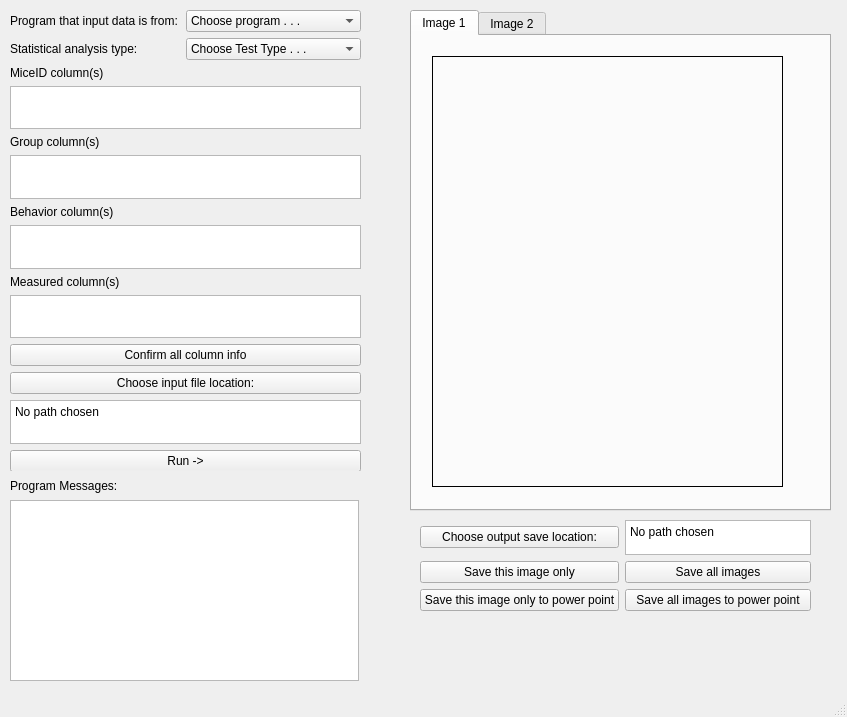
First picture: the form in mainwindow.ui, repository ZelikowskyLab/autograph_behavior, before the edit.
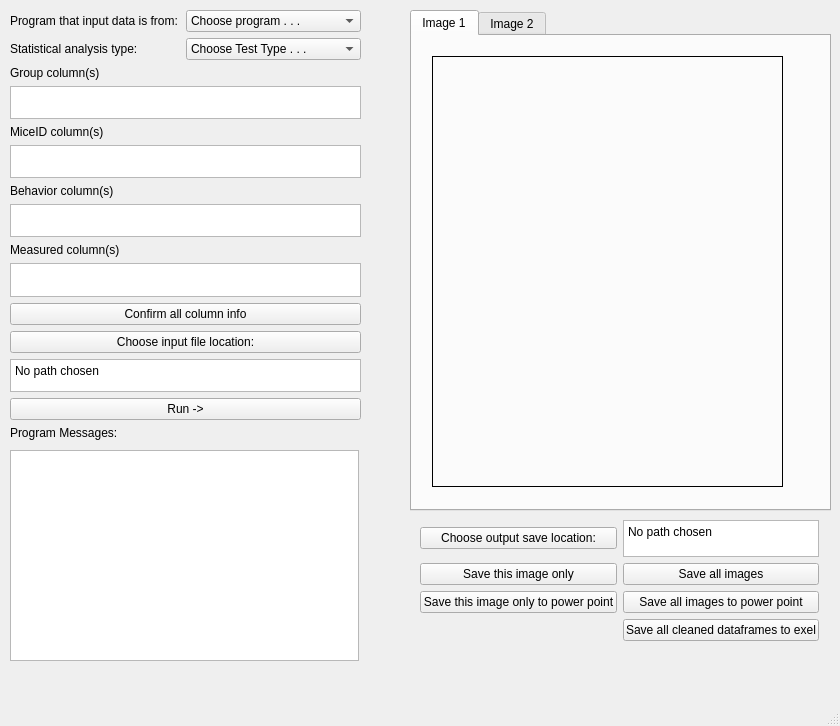
Second picture: the form after the edit.

Commit message: can unstack data and save unstacked dataframes

The edit to the form file:
```diff
--- a/mainwindow.ui
+++ b/mainwindow.ui
@@ -6,8 +6,8 @@
    <rect>
     <x>0</x>
     <y>0</y>
-    <width>847</width>
-    <height>717</height>
+    <width>840</width>
+    <height>726</height>
    </rect>
   </property>
   <property name="windowTitle">
@@ -20,7 +20,7 @@
       <x>10</x>
       <y>10</y>
       <width>351</width>
-      <height>461</height>
+      <height>431</height>
      </rect>
     </property>
     <layout class="QGridLayout" name="input_params">
@@ -36,8 +36,12 @@
      <property name="horizontalSpacing">
       <number>5</number>
      </property>
-     <item row="7" column="0">
-      <widget class="QPlainTextEdit" name="beh_cols_input"/>
+     <item row="18" column="0">
+      <widget class="QLabel" name="prog_msgs_label">
+       <property name="text">
+        <string>Program Messages:</string>
+       </property>
+      </widget>
      </item>
      <item row="0" column="0">
       <layout class="QHBoxLayout" name="horizontalLayout_2">
@@ -69,54 +73,71 @@
        </item>
       </layout>
      </item>
-     <item row="6" column="0">
+     <item row="3" column="0">
+      <widget class="QLabel" name="grp_cols_label">
+       <property name="text">
+        <string>Group column(s)</string>
+       </property>
+      </widget>
+     </item>
+     <item row="4" column="0">
+      <widget class="QPlainTextEdit" name="grp_cols_input"/>
+     </item>
+     <item row="7" column="0">
       <widget class="QLabel" name="beh_cols_label">
        <property name="text">
         <string>Behavior column(s)</string>
        </property>
       </widget>
      </item>
-     <item row="11" column="0">
-      <widget class="QPlainTextEdit" name="measured_cols_input"/>
-     </item>
-     <item row="2" column="0">
-      <widget class="QLabel" name="mice_cols_label">
-       <property name="text">
-        <string>MiceID column(s)</string>
+     <item row="16" column="0">
+      <widget class="QTextBrowser" name="in_location_text">
+       <property name="html">
+        <string>&lt;!DOCTYPE HTML PUBLIC &quot;-//W3C//DTD HTML 4.0//EN&quot; &quot;http://www.w3.org/TR/REC-html40/strict.dtd&quot;&gt;
+&lt;html&gt;&lt;head&gt;&lt;meta name=&quot;qrichtext&quot; content=&quot;1&quot; /&gt;&lt;meta charset=&quot;utf-8&quot; /&gt;&lt;style type=&quot;text/css&quot;&gt;
+p, li { white-space: pre-wrap; }
+hr { height: 1px; border-width: 0; }
+li.unchecked::marker { content: &quot;\2610&quot;; }
+li.checked::marker { content: &quot;\2612&quot;; }
+&lt;/style&gt;&lt;/head&gt;&lt;body style=&quot; font-family:'Segoe UI'; font-size:9pt; font-weight:400; font-style:normal;&quot;&gt;
+&lt;p style=&quot; margin-top:0px; margin-bottom:0px; margin-left:0px; margin-right:0px; -qt-block-indent:0; text-indent:0px;&quot;&gt;No path chosen&lt;/p&gt;&lt;/body&gt;&lt;/html&gt;</string>
        </property>
       </widget>
      </item>
-     <item row="3" column="0">
-      <widget class="QPlainTextEdit" name="mice_cols_input"/>
-     </item>
      <item row="14" column="0">
+      <widget class="QPushButton" name="confirm_col_info_button">
+       <property name="text">
+        <string>Confirm all column info</string>
+       </property>
+      </widget>
+     </item>
+     <item row="8" column="0">
+      <widget class="QPlainTextEdit" name="beh_cols_input"/>
+     </item>
+     <item row="12" column="0">
+      <widget class="QPlainTextEdit" name="measured_cols_input"/>
+     </item>
+     <item row="15" column="0">
       <widget class="QPushButton" name="in_location_button">
        <property name="text">
         <string>Choose input file location:</string>
        </property>
       </widget>
      </item>
-     <item row="16" column="0">
-      <widget class="QPushButton" name="run_button">
-       <property name="text">
-        <string>Run -&gt;</string>
-       </property>
-      </widget>
-     </item>
-     <item row="4" column="0">
-      <widget class="QLabel" name="grp_cols_label">
-       <property name="text">
-        <string>Group column(s)</string>
-       </property>
-      </widget>
-     </item>
-     <item row="9" column="0">
+     <item row="10" column="0">
       <widget class="QLabel" name="measured_cols_label">
        <property name="text">
         <string>Measured column(s)</string>
        </property>
       </widget>
      </item>
+     <item row="17" column="0">
+      <widget class="QPushButton" name="run_button">
+       <property name="text">
+        <string>Run -&gt;</string>
+       </property>
+      </widget>
+     </item>
      <item row="1" column="0">
       <layout class="QHBoxLayout" name="horizontalLayout">
        <item>
@@ -158,28 +179,14 @@
       </layout>
      </item>
      <item row="5" column="0">
-      <widget class="QPlainTextEdit" name="grp_cols_input"/>
-     </item>
-     <item row="13" column="0">
-      <widget class="QPushButton" name="confirm_col_info_button">
+      <widget class="QLabel" name="mice_cols_label">
        <property name="text">
-        <string>Confirm all column info</string>
+        <string>MiceID column(s)</string>
        </property>
       </widget>
      </item>
-     <item row="15" column="0">
-      <widget class="QTextBrowser" name="in_location_text">
-       <property name="html">
-        <string>&lt;!DOCTYPE HTML PUBLIC &quot;-//W3C//DTD HTML 4.0//EN&quot; &quot;http://www.w3.org/TR/REC-html40/strict.dtd&quot;&gt;
-&lt;html&gt;&lt;head&gt;&lt;meta name=&quot;qrichtext&quot; content=&quot;1&quot; /&gt;&lt;meta charset=&quot;utf-8&quot; /&gt;&lt;style type=&quot;text/css&quot;&gt;
-p, li { white-space: pre-wrap; }
-hr { height: 1px; border-width: 0; }
-li.unchecked::marker { content: &quot;\2610&quot;; }
-li.checked::marker { content: &quot;\2612&quot;; }
-&lt;/style&gt;&lt;/head&gt;&lt;body style=&quot; font-family:'Segoe UI'; font-size:9pt; font-weight:400; font-style:normal;&quot;&gt;
-&lt;p style=&quot; margin-top:0px; margin-bottom:0px; margin-left:0px; margin-right:0px; -qt-block-indent:0; text-indent:0px;&quot;&gt;No path chosen&lt;/p&gt;&lt;/body&gt;&lt;/html&gt;</string>
-       </property>
-      </widget>
+     <item row="6" column="0">
+      <widget class="QPlainTextEdit" name="mice_cols_input"/>
      </item>
     </layout>
    </widget>
@@ -252,11 +259,25 @@
      <rect>
       <x>420</x>
       <y>520</y>
-      <width>391</width>
-      <height>91</height>
+      <width>399</width>
+      <height>121</height>
      </rect>
     </property>
     <layout class="QGridLayout" name="save_graph_options">
+     <item row="0" column="1">
+      <widget class="QTextBrowser" name="out_png_location_text">
+       <property name="html">
+        <string>&lt;!DOCTYPE HTML PUBLIC &quot;-//W3C//DTD HTML 4.0//EN&quot; &quot;http://www.w3.org/TR/REC-html40/strict.dtd&quot;&gt;
+&lt;html&gt;&lt;head&gt;&lt;meta name=&quot;qrichtext&quot; content=&quot;1&quot; /&gt;&lt;meta charset=&quot;utf-8&quot; /&gt;&lt;style type=&quot;text/css&quot;&gt;
+p, li { white-space: pre-wrap; }
+hr { height: 1px; border-width: 0; }
+li.unchecked::marker { content: &quot;\2610&quot;; }
+li.checked::marker { content: &quot;\2612&quot;; }
+&lt;/style&gt;&lt;/head&gt;&lt;body style=&quot; font-family:'Segoe UI'; font-size:9pt; font-weight:400; font-style:normal;&quot;&gt;
+&lt;p style=&quot; margin-top:0px; margin-bottom:0px; margin-left:0px; margin-right:0px; -qt-block-indent:0; text-indent:0px;&quot;&gt;No path chosen&lt;/p&gt;&lt;/body&gt;&lt;/html&gt;</string>
+       </property>
+      </widget>
+     </item>
      <item row="1" column="0">
       <widget class="QPushButton" name="save_one_image">
        <property name="text">
@@ -292,17 +313,10 @@
        </property>
       </widget>
      </item>
-     <item row="0" column="1">
-      <widget class="QTextBrowser" name="out_png_location_text">
-       <property name="html">
-        <string>&lt;!DOCTYPE HTML PUBLIC &quot;-//W3C//DTD HTML 4.0//EN&quot; &quot;http://www.w3.org/TR/REC-html40/strict.dtd&quot;&gt;
-&lt;html&gt;&lt;head&gt;&lt;meta name=&quot;qrichtext&quot; content=&quot;1&quot; /&gt;&lt;meta charset=&quot;utf-8&quot; /&gt;&lt;style type=&quot;text/css&quot;&gt;
-p, li { white-space: pre-wrap; }
-hr { height: 1px; border-width: 0; }
-li.unchecked::marker { content: &quot;\2610&quot;; }
-li.checked::marker { content: &quot;\2612&quot;; }
-&lt;/style&gt;&lt;/head&gt;&lt;body style=&quot; font-family:'Segoe UI'; font-size:9pt; font-weight:400; font-style:normal;&quot;&gt;
-&lt;p style=&quot; margin-top:0px; margin-bottom:0px; margin-left:0px; margin-right:0px; -qt-block-indent:0; text-indent:0px;&quot;&gt;No path chosen&lt;/p&gt;&lt;/body&gt;&lt;/html&gt;</string>
+     <item row="3" column="1">
+      <widget class="QPushButton" name="save_all_dfs">
+       <property name="text">
+        <string>Save all cleaned dataframes to exel</string>
        </property>
       </widget>
      </item>
@@ -312,32 +326,19 @@
     <property name="geometry">
      <rect>
       <x>10</x>
-      <y>500</y>
+      <y>450</y>
       <width>349</width>
-      <height>181</height>
+      <height>211</height>
      </rect>
     </property>
    </widget>
-   <widget class="QLabel" name="prog_msgs_label">
-    <property name="geometry">
-     <rect>
-      <x>10</x>
-      <y>470</y>
-      <width>349</width>
-      <height>31</height>
-     </rect>
-    </property>
-    <property name="text">
-     <string>Program Messages:</string>
-    </property>
-   </widget>
   </widget>
   <widget class="QMenuBar" name="menubar">
    <property name="geometry">
     <rect>
      <x>0</x>
      <y>0</y>
-     <width>847</width>
+     <width>840</width>
      <height>21</height>
     </rect>
    </property>
```
The commit also changes 16 other files.
